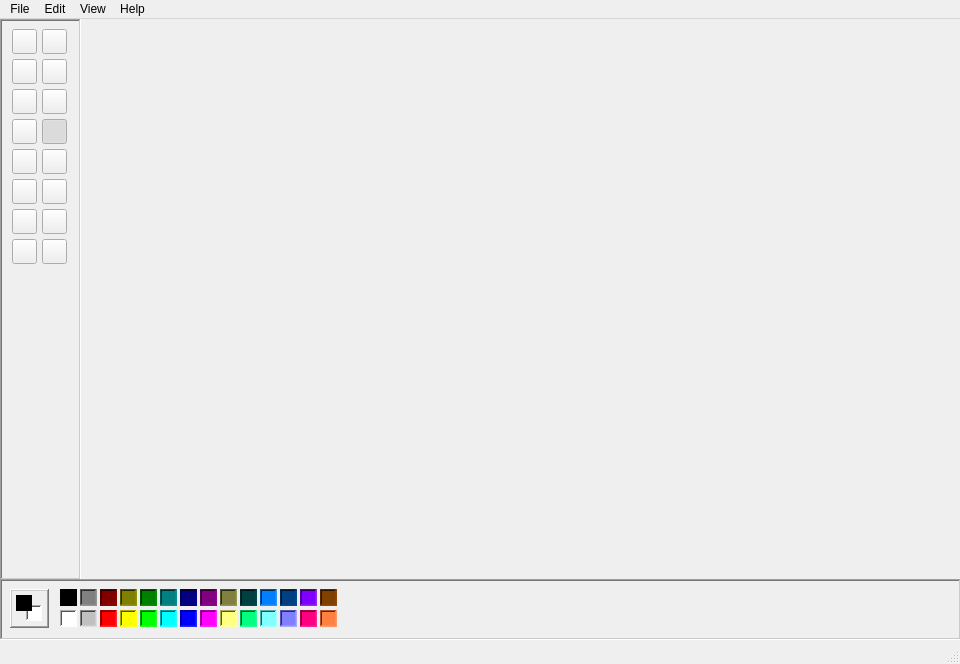
Qt form lab/Visual programming/RGR/RGR/mainwindow.ui (anton2920/CPP) before a commit.
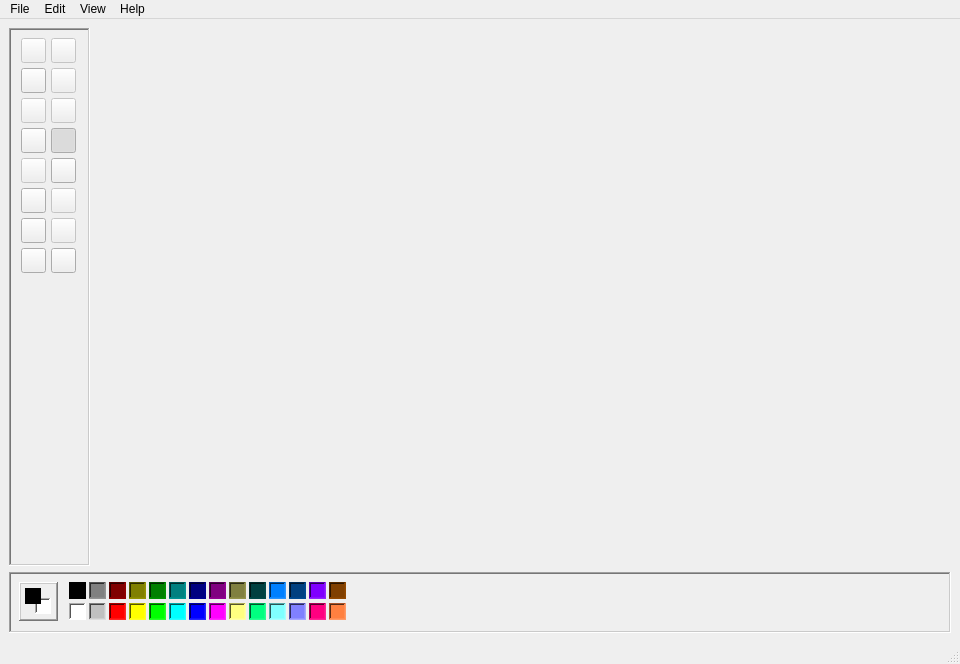
The same form after that commit. Icons and pictures are not drawn. Custom widgets are drawn as their Qt base class.

What changed in the file:
```diff
--- a/lab/Visual programming/RGR/RGR/mainwindow.ui
+++ b/lab/Visual programming/RGR/RGR/mainwindow.ui
@@ -10,30 +10,24 @@
     <height>664</height>
    </rect>
   </property>
-  <property name="minimumSize">
-   <size>
-    <width>960</width>
-    <height>664</height>
-   </size>
-  </property>
-  <property name="maximumSize">
-   <size>
-    <width>960</width>
-    <height>664</height>
-   </size>
-  </property>
   <property name="windowTitle">
    <string>Paint</string>
   </property>
   <widget class="QWidget" name="centralwidget">
+   <layout class="QGridLayout" name="gridLayout_2">
+    <item row="0" column="0">
    <widget class="QFrame" name="frame_toolbox">
-    <property name="geometry">
-     <rect>
-      <x>0</x>
-      <y>0</y>
+      <property name="sizePolicy">
+       <sizepolicy hsizetype="Maximum" vsizetype="Preferred">
+        <horstretch>0</horstretch>
+        <verstretch>0</verstretch>
+       </sizepolicy>
+      </property>
+      <property name="minimumSize">
+       <size>
       <width>81</width>
-      <height>561</height>
-     </rect>
+        <height>255</height>
+       </size>
     </property>
     <property name="styleSheet">
      <string notr="true"/>
@@ -141,6 +135,9 @@
      </property>
     </widget>
     <widget class="QPushButton" name="pushButton_curve">
+       <property name="enabled">
+        <bool>false</bool>
+       </property>
      <property name="geometry">
       <rect>
        <x>42</x>
@@ -204,6 +201,9 @@
      </property>
     </widget>
     <widget class="QPushButton" name="pushButton_polygon">
+       <property name="enabled">
+        <bool>false</bool>
+       </property>
      <property name="geometry">
       <rect>
        <x>42</x>
@@ -234,6 +234,9 @@
      </property>
     </widget>
     <widget class="QPushButton" name="pushButton_select">
+       <property name="enabled">
+        <bool>false</bool>
+       </property>
      <property name="geometry">
       <rect>
        <x>42</x>
@@ -264,6 +267,9 @@
      </property>
     </widget>
     <widget class="QPushButton" name="pushButton_airbrush">
+       <property name="enabled">
+        <bool>false</bool>
+       </property>
      <property name="geometry">
       <rect>
        <x>12</x>
@@ -294,6 +300,9 @@
      </property>
     </widget>
     <widget class="QPushButton" name="pushButton_magnifier">
+       <property name="enabled">
+        <bool>false</bool>
+       </property>
      <property name="geometry">
       <rect>
        <x>42</x>
@@ -414,6 +423,9 @@
      </property>
     </widget>
     <widget class="QPushButton" name="pushButton_fill_with_clr">
+       <property name="enabled">
+        <bool>false</bool>
+       </property>
      <property name="geometry">
       <rect>
        <x>42</x>
@@ -444,6 +456,9 @@
      </property>
     </widget>
     <widget class="QPushButton" name="pushButton_text">
+       <property name="enabled">
+        <bool>true</bool>
+       </property>
      <property name="geometry">
       <rect>
        <x>42</x>
@@ -474,6 +489,9 @@
      </property>
     </widget>
     <widget class="QPushButton" name="pushButton_pick_clr">
+       <property name="enabled">
+        <bool>false</bool>
+       </property>
      <property name="geometry">
       <rect>
        <x>12</x>
@@ -504,6 +522,9 @@
      </property>
     </widget>
     <widget class="QPushButton" name="pushButton_free_form">
+       <property name="enabled">
+        <bool>false</bool>
+       </property>
      <property name="geometry">
       <rect>
        <x>12</x>
@@ -534,14 +555,23 @@
      </property>
     </widget>
    </widget>
+    </item>
+    <item row="0" column="1">
+     <layout class="QGridLayout" name="gridLayout"/>
+    </item>
+    <item row="1" column="0" colspan="2">
    <widget class="QFrame" name="frame_color">
-    <property name="geometry">
-     <rect>
-      <x>0</x>
-      <y>560</y>
-      <width>961</width>
+      <property name="sizePolicy">
+       <sizepolicy hsizetype="Preferred" vsizetype="Maximum">
+        <horstretch>0</horstretch>
+        <verstretch>0</verstretch>
+       </sizepolicy>
+      </property>
+      <property name="minimumSize">
+       <size>
+        <width>347</width>
       <height>61</height>
-     </rect>
+       </size>
     </property>
     <property name="styleSheet">
      <string notr="true"/>
@@ -1141,17 +1171,8 @@
      </property>
     </widget>
    </widget>
-   <widget class="QWidget" name="gridLayoutWidget">
-    <property name="geometry">
-     <rect>
-      <x>80</x>
-      <y>0</y>
-      <width>881</width>
-      <height>561</height>
-     </rect>
-    </property>
-    <layout class="QGridLayout" name="gridLayout"/>
-   </widget>
+    </item>
+   </layout>
   </widget>
   <widget class="QMenuBar" name="menubar">
    <property name="geometry">
```
Left out of the diff: 48 changed lines with no effect on the pictures. Lines whose indentation alone changed are shown as unchanged.
